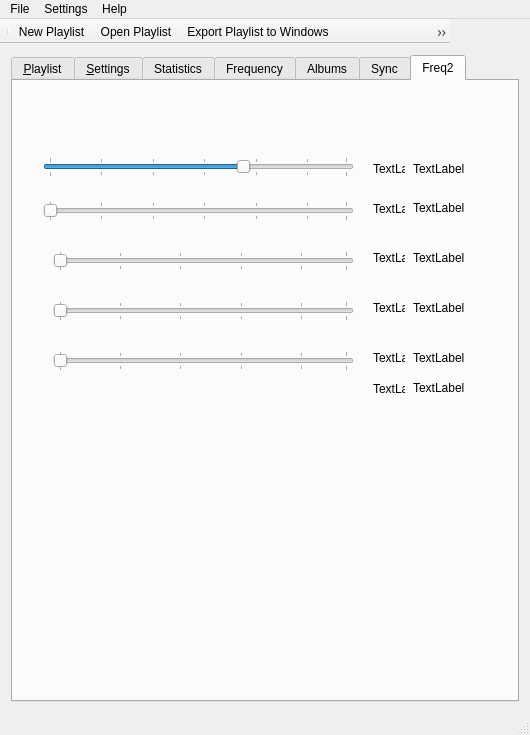
Before: the Qt Designer form src/archsimian.ui in Harpo3/archsimian, drawn with Qt 5.
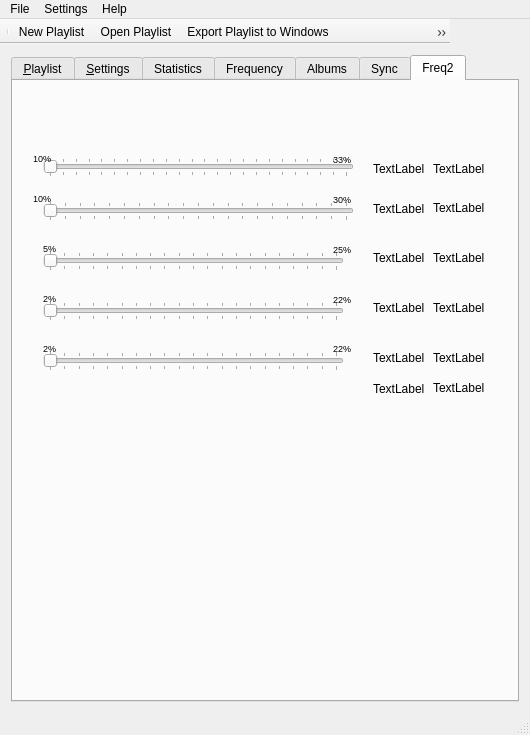
After: the same form once the commit is applied. Icons and pictures are not drawn.

```diff
--- a/src/archsimian.ui
+++ b/src/archsimian.ui
@@ -2623,14 +2623,20 @@
           <height>20</height>
          </rect>
         </property>
+        <property name="sizePolicy">
+         <sizepolicy hsizetype="Expanding" vsizetype="Fixed">
+          <horstretch>0</horstretch>
+          <verstretch>0</verstretch>
+         </sizepolicy>
+        </property>
         <property name="minimum">
-         <number>10</number>
+         <number>100</number>
         </property>
         <property name="maximum">
-         <number>33</number>
+         <number>330</number>
         </property>
         <property name="value">
-         <number>25</number>
+         <number>100</number>
         </property>
         <property name="orientation">
          <enum>Qt::Horizontal</enum>
@@ -2645,13 +2651,13 @@
          <enum>QSlider::TicksBothSides</enum>
         </property>
         <property name="tickInterval">
-         <number>4</number>
+         <number>0</number>
         </property>
        </widget>
        <widget class="QLabel" name="slider5yrslabel">
         <property name="geometry">
          <rect>
-          <x>400</x>
+          <x>420</x>
           <y>170</y>
           <width>80</width>
           <height>14</height>
@@ -2666,7 +2672,7 @@
          <rect>
           <x>360</x>
           <y>300</y>
-          <width>32</width>
+          <width>55</width>
           <height>16</height>
          </rect>
         </property>
@@ -2677,7 +2683,7 @@
        <widget class="QLabel" name="slider4yrslabel">
         <property name="geometry">
          <rect>
-          <x>400</x>
+          <x>420</x>
           <y>120</y>
           <width>80</width>
           <height>14</height>
@@ -2692,7 +2698,7 @@
          <rect>
           <x>360</x>
           <y>120</y>
-          <width>32</width>
+          <width>55</width>
           <height>16</height>
          </rect>
         </property>
@@ -2703,7 +2709,7 @@
        <widget class="QLabel" name="slider7yrslabel">
         <property name="geometry">
          <rect>
-          <x>400</x>
+          <x>420</x>
           <y>270</y>
           <width>80</width>
           <height>14</height>
@@ -2718,7 +2724,7 @@
          <rect>
           <x>360</x>
           <y>80</y>
-          <width>32</width>
+          <width>55</width>
           <height>16</height>
          </rect>
         </property>
@@ -2729,7 +2735,7 @@
        <widget class="QLabel" name="slider3yrslabel">
         <property name="geometry">
          <rect>
-          <x>400</x>
+          <x>420</x>
           <y>80</y>
           <width>80</width>
           <height>16</height>
@@ -2742,17 +2748,20 @@
        <widget class="QSlider" name="factor5horizontalSlider">
         <property name="geometry">
          <rect>
-          <x>40</x>
+          <x>30</x>
           <y>170</y>
           <width>301</width>
           <height>20</height>
          </rect>
         </property>
         <property name="minimum">
-         <number>1</number>
+         <number>50</number>
         </property>
         <property name="maximum">
-         <number>20</number>
+         <number>250</number>
+        </property>
+        <property name="sliderPosition">
+         <number>50</number>
         </property>
         <property name="orientation">
          <enum>Qt::Horizontal</enum>
@@ -2761,24 +2770,24 @@
          <enum>QSlider::TicksBothSides</enum>
         </property>
         <property name="tickInterval">
-         <number>4</number>
+         <number>10</number>
         </property>
        </widget>
        <widget class="QSlider" name="factor6horizontalSlider">
         <property name="geometry">
          <rect>
-          <x>40</x>
+          <x>30</x>
           <y>220</y>
           <width>301</width>
           <height>20</height>
          </rect>
         </property>
         <property name="minimum">
-         <number>1</number>
-        </property>
-        <property name="maximum">
          <number>20</number>
         </property>
+        <property name="maximum">
+         <number>220</number>
+        </property>
         <property name="orientation">
          <enum>Qt::Horizontal</enum>
         </property>
@@ -2789,7 +2798,7 @@
          <enum>QSlider::TicksBothSides</enum>
         </property>
         <property name="tickInterval">
-         <number>4</number>
+         <number>10</number>
         </property>
        </widget>
        <widget class="QLabel" name="slider7label">
@@ -2797,7 +2806,7 @@
          <rect>
           <x>360</x>
           <y>270</y>
-          <width>32</width>
+          <width>55</width>
           <height>14</height>
          </rect>
         </property>
@@ -2815,10 +2824,10 @@
          </rect>
         </property>
         <property name="minimum">
-         <number>10</number>
+         <number>100</number>
         </property>
         <property name="maximum">
-         <number>33</number>
+         <number>300</number>
         </property>
         <property name="orientation">
          <enum>Qt::Horizontal</enum>
@@ -2830,7 +2839,7 @@
          <enum>QSlider::TicksBothSides</enum>
         </property>
         <property name="tickInterval">
-         <number>4</number>
+         <number>10</number>
         </property>
        </widget>
        <widget class="QLabel" name="slider5label">
@@ -2838,7 +2847,7 @@
          <rect>
           <x>360</x>
           <y>170</y>
-          <width>32</width>
+          <width>55</width>
           <height>14</height>
          </rect>
         </property>
@@ -2849,18 +2858,18 @@
        <widget class="QSlider" name="factor7horizontalSlider">
         <property name="geometry">
          <rect>
-          <x>40</x>
+          <x>30</x>
           <y>270</y>
           <width>301</width>
           <height>20</height>
          </rect>
         </property>
         <property name="minimum">
-         <number>1</number>
-        </property>
-        <property name="maximum">
          <number>20</number>
         </property>
+        <property name="maximum">
+         <number>220</number>
+        </property>
         <property name="orientation">
          <enum>Qt::Horizontal</enum>
         </property>
@@ -2868,13 +2877,13 @@
          <enum>QSlider::TicksBothSides</enum>
         </property>
         <property name="tickInterval">
-         <number>4</number>
+         <number>10</number>
         </property>
        </widget>
        <widget class="QLabel" name="slider8yrslabel">
         <property name="geometry">
          <rect>
-          <x>400</x>
+          <x>420</x>
           <y>300</y>
           <width>80</width>
           <height>14</height>
@@ -2889,7 +2898,7 @@
          <rect>
           <x>360</x>
           <y>220</y>
-          <width>32</width>
+          <width>55</width>
           <height>14</height>
          </rect>
         </property>
@@ -2900,7 +2909,7 @@
        <widget class="QLabel" name="slider6yrslabel">
         <property name="geometry">
          <rect>
-          <x>400</x>
+          <x>420</x>
           <y>220</y>
           <width>80</width>
           <height>14</height>
@@ -2910,6 +2919,186 @@
          <string>TextLabel</string>
         </property>
        </widget>
+       <widget class="QLabel" name="label_17">
+        <property name="geometry">
+         <rect>
+          <x>20</x>
+          <y>70</y>
+          <width>55</width>
+          <height>14</height>
+         </rect>
+        </property>
+        <property name="font">
+         <font>
+          <pointsize>7</pointsize>
+         </font>
+        </property>
+        <property name="text">
+         <string>10%</string>
+        </property>
+       </widget>
+       <widget class="QLabel" name="label_19">
+        <property name="geometry">
+         <rect>
+          <x>320</x>
+          <y>70</y>
+          <width>31</width>
+          <height>16</height>
+         </rect>
+        </property>
+        <property name="font">
+         <font>
+          <pointsize>7</pointsize>
+         </font>
+        </property>
+        <property name="text">
+         <string>33%</string>
+        </property>
+       </widget>
+       <widget class="QLabel" name="label_20">
+        <property name="geometry">
+         <rect>
+          <x>20</x>
+          <y>110</y>
+          <width>55</width>
+          <height>14</height>
+         </rect>
+        </property>
+        <property name="font">
+         <font>
+          <pointsize>7</pointsize>
+         </font>
+        </property>
+        <property name="text">
+         <string>10%</string>
+        </property>
+       </widget>
+       <widget class="QLabel" name="label_21">
+        <property name="geometry">
+         <rect>
+          <x>320</x>
+          <y>110</y>
+          <width>31</width>
+          <height>16</height>
+         </rect>
+        </property>
+        <property name="font">
+         <font>
+          <pointsize>7</pointsize>
+         </font>
+        </property>
+        <property name="text">
+         <string>30%</string>
+        </property>
+       </widget>
+       <widget class="QLabel" name="label_22">
+        <property name="geometry">
+         <rect>
+          <x>30</x>
+          <y>160</y>
+          <width>55</width>
+          <height>14</height>
+         </rect>
+        </property>
+        <property name="font">
+         <font>
+          <pointsize>7</pointsize>
+         </font>
+        </property>
+        <property name="text">
+         <string>5%</string>
+        </property>
+       </widget>
+       <widget class="QLabel" name="label_23">
+        <property name="geometry">
+         <rect>
+          <x>320</x>
+          <y>160</y>
+          <width>41</width>
+          <height>16</height>
+         </rect>
+        </property>
+        <property name="font">
+         <font>
+          <pointsize>7</pointsize>
+         </font>
+        </property>
+        <property name="text">
+         <string>25%</string>
+        </property>
+       </widget>
+       <widget class="QLabel" name="label_24">
+        <property name="geometry">
+         <rect>
+          <x>30</x>
+          <y>210</y>
+          <width>55</width>
+          <height>14</height>
+         </rect>
+        </property>
+        <property name="font">
+         <font>
+          <pointsize>7</pointsize>
+         </font>
+        </property>
+        <property name="text">
+         <string>2%</string>
+        </property>
+       </widget>
+       <widget class="QLabel" name="label_25">
+        <property name="geometry">
+         <rect>
+          <x>320</x>
+          <y>210</y>
+          <width>31</width>
+          <height>16</height>
+         </rect>
+        </property>
+        <property name="font">
+         <font>
+          <pointsize>7</pointsize>
+         </font>
+        </property>
+        <property name="text">
+         <string>22%</string>
+        </property>
+       </widget>
+       <widget class="QLabel" name="label_26">
+        <property name="geometry">
+         <rect>
+          <x>30</x>
+          <y>260</y>
+          <width>55</width>
+          <height>14</height>
+         </rect>
+        </property>
+        <property name="font">
+         <font>
+          <pointsize>7</pointsize>
+         </font>
+        </property>
+        <property name="text">
+         <string>2%</string>
+        </property>
+       </widget>
+       <widget class="QLabel" name="label_27">
+        <property name="geometry">
+         <rect>
+          <x>320</x>
+          <y>260</y>
+          <width>55</width>
+          <height>14</height>
+         </rect>
+        </property>
+        <property name="font">
+         <font>
+          <pointsize>7</pointsize>
+         </font>
+        </property>
+        <property name="text">
+         <string>22%</string>
+        </property>
+       </widget>
       </widget>
      </widget>
     </item>
```
Left out of the diff: 20 changed lines with no effect on the pictures.
